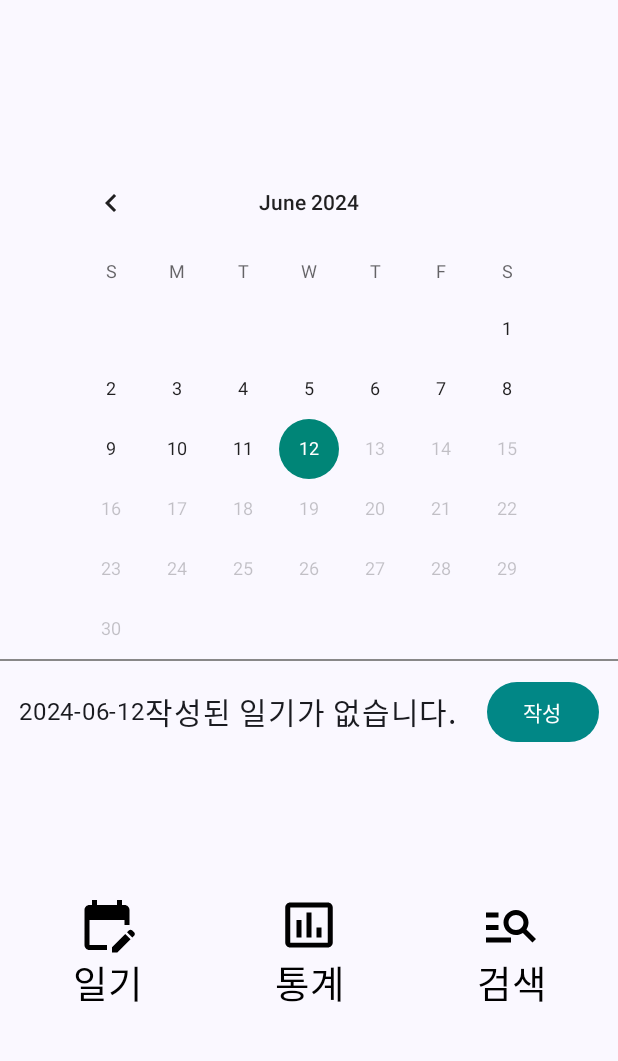
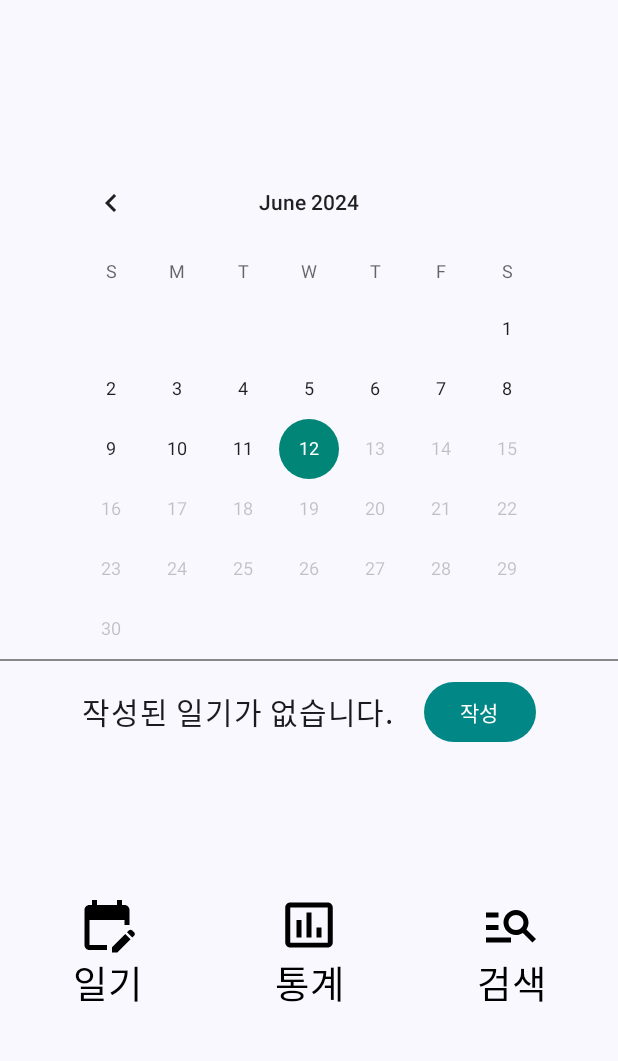
Before and after one commit to crohasang/SweatNote, an Android app built with Jetpack Compose: the screen it shows after launch (MainActivity), on a phone screen of 412 x 824 dp, the part 168-1229 px from its top. Run offline under Robolectric (Android 15) with nearby library versions, the phone set to English and light mode, and no system bars; our stand-ins replace Room's generated code; Roboto replaces fonts that are not available here.

Commit message:
date 형식 수정

```diff
--- a/app/src/main/java/com/example/sweatnote/Calender/CalendarScreen.kt
+++ b/app/src/main/java/com/example/sweatnote/Calender/CalendarScreen.kt
@@ -93,7 +93,6 @@ fun CalendarScreen(navController: NavHostController) {
                 Row(modifier = Modifier.fillMaxWidth().padding(top=10.dp),
                     horizontalArrangement = Arrangement.Center,
                     verticalAlignment = Alignment.CenterVertically){
-                    Text(date)
                     if(flag){
                         Text("작성된 일기가 있습니다.", modifier = Modifier.padding(end = 20.dp), fontSize = 20.sp)
                         Button(onClick= { navController.navigate(Routes.Written.createRoute(date)) },
```
